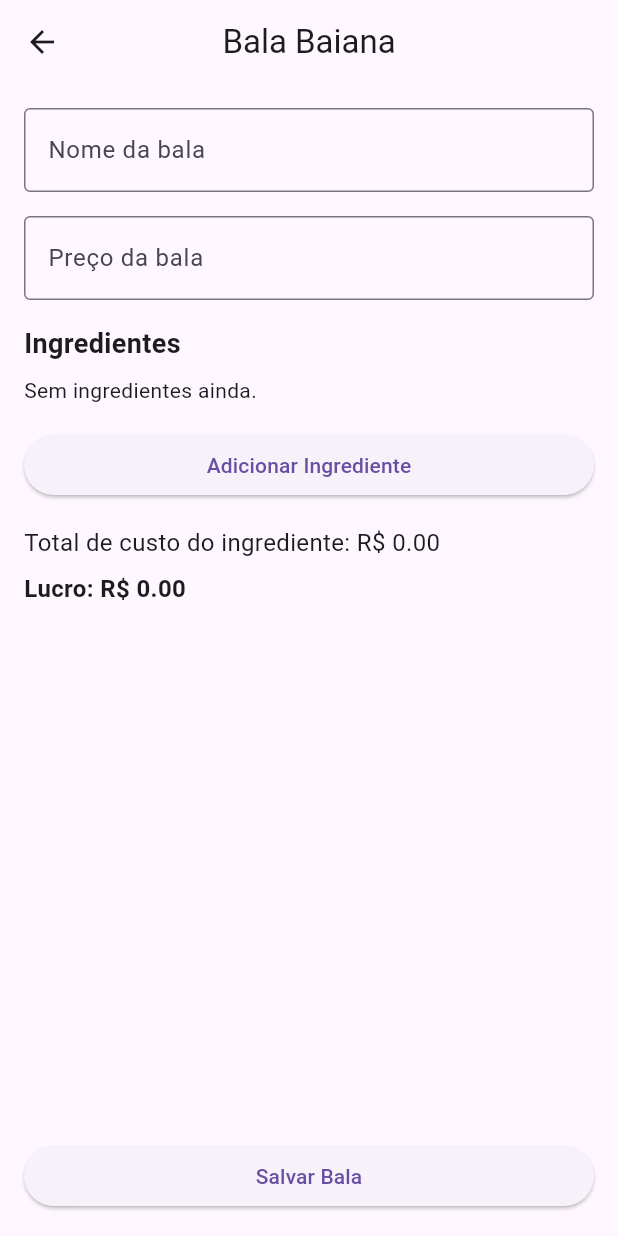
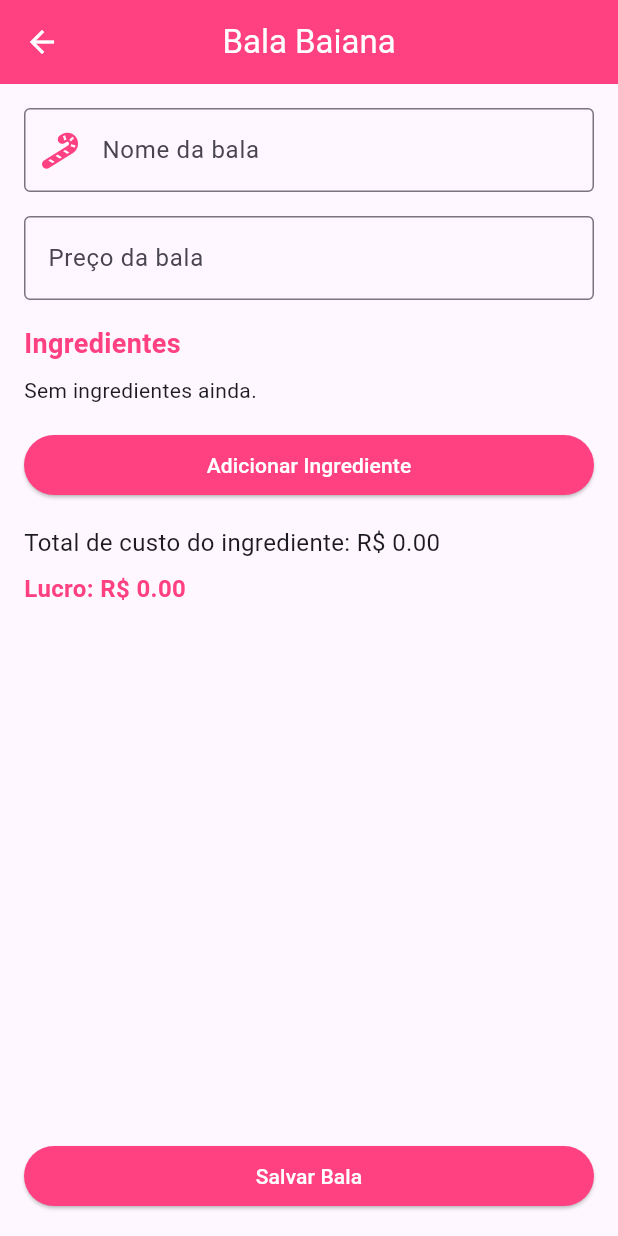
Before and after one commit to MatheusAngelicio/BalaBaiana, a Flutter app: the screen it shows after launch, after a tap on the "add" icon, on a phone screen of 412 x 824 dp. Run offline on Flutter 3.47's test engine with Material 3 defaults, Android fonts, the light colour scheme and no system bars; drawn by our look-alikes of flutter_form_builder; our stand-ins replace cloud_firestore, firebase_core, flutter_phoenix, flutter_slidable, font_awesome_flutter, get; accounts and stored records are empty.

Commit message:
refactor das pages

```diff
--- a/lib/modules/create_bullet/controller/bullet_controller.dart
+++ b/lib/modules/create_bullet/controller/bullet_controller.dart
@@ -1,3 +1,4 @@
+import 'package:bala_baiana/core/routes.dart';
 import 'package:bala_baiana/entities/bullet.dart';
 import 'package:bala_baiana/entities/ingredient.dart';
 import 'package:bala_baiana/modules/common/service/bullet_service.dart';
@@ -65,7 +66,8 @@ class BulletManagementController extends GetxController {
 
       try {
         await _bulletService.saveBullet(bulletData);
-        Get.snackbar('Sucesso', 'Bala salva com sucesso!');
+        Get.snackbar('Sucesso', '${bulletData.candyName} salva com sucesso!');
+        Get.offAllNamed(AppRoutes.listBullet);
       } catch (e) {
         print(e);
         Get.snackbar('Erro', 'Erro ao salvar a bala: $e');
--- a/lib/modules/create_bullet/page/create_bullet_page.dart
+++ b/lib/modules/create_bullet/page/create_bullet_page.dart
@@ -3,6 +3,7 @@ import 'package:bala_baiana/modules/create_bullet/widgets/add_ingredient_dialog.
 import 'package:flutter/material.dart';
 import 'package:flutter_form_builder/flutter_form_builder.dart';
 import 'package:flutter_slidable/flutter_slidable.dart';
+import 'package:font_awesome_flutter/font_awesome_flutter.dart';
 import 'package:get/get.dart';
 
 class CreateBulletPage extends StatelessWidget {
@@ -15,8 +16,10 @@ class CreateBulletPage extends StatelessWidget {
   Widget build(BuildContext context) {
     return Scaffold(
       appBar: AppBar(
-        title: const Text('Bala Baiana'),
+        backgroundColor: Colors.pinkAccent,
+        title: const Text('Bala Baiana', style: TextStyle(color: Colors.white)),
         centerTitle: true,
+        iconTheme: const IconThemeData(color: Colors.white),
       ),
       body: Padding(
         padding: const EdgeInsets.all(16.0),
@@ -25,18 +28,17 @@ class CreateBulletPage extends StatelessWidget {
           child: Column(
             crossAxisAlignment: CrossAxisAlignment.stretch,
             children: [
-              // Campo para nome da bala
               FormBuilderTextField(
                 name: 'candyName',
                 controller: controller.candyNameController,
-                decoration: const InputDecoration(
+                decoration: InputDecoration(
                   labelText: 'Nome da bala',
-                  border: OutlineInputBorder(),
+                  border: const OutlineInputBorder(),
+                  prefixIcon: const Icon(FontAwesomeIcons.candyCane,
+                      color: Colors.pinkAccent),
                 ),
               ),
               const SizedBox(height: 16),
-
-              // Campo para preço de venda
               FormBuilderTextField(
                 name: 'salePrice',
                 controller: controller.salePriceController,
@@ -52,13 +54,13 @@ class CreateBulletPage extends StatelessWidget {
                       double.tryParse(value ?? '') ?? 0.0;
                 },
               ),
-
               const SizedBox(height: 16),
               const Text('Ingredientes',
-                  style: TextStyle(fontSize: 18, fontWeight: FontWeight.bold)),
+                  style: TextStyle(
+                      fontSize: 18,
+                      fontWeight: FontWeight.bold,
+                      color: Colors.pinkAccent)),
               const SizedBox(height: 8),
-
-              // Lista de ingredientes
               Obx(
                 () => controller.ingredients.isEmpty
                     ? const Text('Sem ingredientes ainda.')
@@ -96,7 +98,6 @@ class CreateBulletPage extends StatelessWidget {
                         ),
                       ),
               ),
-
               const SizedBox(height: 16),
               ElevatedButton(
                 onPressed: () {
@@ -109,9 +110,13 @@ class CreateBulletPage extends StatelessWidget {
                     ),
                   );
                 },
-                child: const Text('Adicionar Ingrediente'),
+                style: ElevatedButton.styleFrom(
+                    backgroundColor: Colors.pinkAccent),
+                child: const Text(
+                  'Adicionar Ingrediente',
+                  style: TextStyle(color: Colors.white),
+                ),
               ),
-
               const SizedBox(height: 16),
               Obx(
                 () => Text(
@@ -124,7 +129,9 @@ class CreateBulletPage extends StatelessWidget {
                 () => Text(
                   'Lucro: R\$ ${controller.calculateProfit().toStringAsFixed(2)}',
                   style: const TextStyle(
-                      fontSize: 16, fontWeight: FontWeight.bold),
+                      fontSize: 16,
+                      fontWeight: FontWeight.bold,
+                      color: Colors.pinkAccent),
                 ),
               ),
               const Spacer(),
@@ -134,7 +141,12 @@ class CreateBulletPage extends StatelessWidget {
                     : () => controller.saveBulletToFirestore(),
                 child: controller.isLoading.value
                     ? const CircularProgressIndicator()
-                    : const Text('Salvar Bala'),
+                    : const Text(
+                        'Salvar Bala',
+                        style: TextStyle(color: Colors.white),
+                      ),
+                style: ElevatedButton.styleFrom(
+                    backgroundColor: Colors.pinkAccent),
               ),
             ],
           ),
--- a/lib/modules/list_bullet/page/list_bullet_page.dart
+++ b/lib/modules/list_bullet/page/list_bullet_page.dart
@@ -1,6 +1,7 @@
 import 'package:bala_baiana/modules/list_bullet/controller/list_bullet_controller.dart';
 import 'package:flutter/material.dart';
 import 'package:get/get.dart';
+import 'package:font_awesome_flutter/font_awesome_flutter.dart';
 
 class ListBulletPage extends StatelessWidget {
   ListBulletPage({super.key});
@@ -11,10 +12,12 @@ class ListBulletPage extends StatelessWidget {
   Widget build(BuildContext context) {
     return Scaffold(
       appBar: AppBar(
-        title: const Text('Lista de Balas'),
+        backgroundColor: Colors.pinkAccent,
+        title:
+            const Text('Lista de Balas', style: TextStyle(color: Colors.white)),
         actions: [
           IconButton(
-            icon: const Icon(Icons.add),
+            icon: const Icon(Icons.add, color: Colors.white),
             onPressed: () {
               controller.navigateToCreateBulletPage();
             },
@@ -25,7 +28,9 @@ class ListBulletPage extends StatelessWidget {
         if (controller.loading.value) {
           return const Center(child: CircularProgressIndicator());
         } else if (controller.bullets.isEmpty) {
-          return const Center(child: Text('Nenhuma bala encontrado.'));
+          return const Center(
+              child: Text('Nenhuma bala encontrada.',
+                  style: TextStyle(color: Colors.pinkAccent)));
         } else {
           return ListView.builder(
             itemCount: controller.bullets.length,
@@ -33,33 +38,47 @@ class ListBulletPage extends StatelessWidget {
               final bullet = controller.bullets[index];
               return Card(
                 margin: const EdgeInsets.symmetric(vertical: 8, horizontal: 16),
-                elevation: 4,
+                elevation: 8,
+                shape: RoundedRectangleBorder(
+                    borderRadius: BorderRadius.circular(15)),
+                color: Colors.pink[50],
                 child: Padding(
                   padding: const EdgeInsets.all(16.0),
                   child: Column(
                     crossAxisAlignment: CrossAxisAlignment.start,
                     children: [
                       Center(
-                        child: Text(
-                          bullet.candyName,
-                          style: TextStyle(
-                              fontWeight: FontWeight.bold, fontSize: 18),
+                        child: Row(
+                          mainAxisAlignment: MainAxisAlignment.center,
+                          children: [
+                            const FaIcon(FontAwesomeIcons.candyCane,
+                                color: Colors.pinkAccent),
+                            const SizedBox(width: 8),
+                            Text(
+                              bullet.candyName,
+                              style: TextStyle(
+                                  fontWeight: FontWeight.bold,
+                                  fontSize: 20,
+                                  color: Colors.pink[800]),
+                            ),
+                          ],
                         ),
                       ),
+                      const SizedBox(height: 12),
                       Text(
                         'Custo Total',
                         style: const TextStyle(
                           fontSize: 16,
-                          color: Colors.grey,
+                          color: Colors.redAccent,
                           fontWeight: FontWeight.bold,
                         ),
                       ),
-                      const SizedBox(height: 8),
+                      const SizedBox(height: 4),
                       Text(
                         'R\$${bullet.totalCost.toStringAsFixed(2)}',
                         style: const TextStyle(
                           fontSize: 16,
-                          color: Colors.grey,
+                          color: Colors.redAccent,
                         ),
                       ),
                       const SizedBox(height: 8),
@@ -67,7 +86,7 @@ class ListBulletPage extends StatelessWidget {
                         'Preço de Venda',
                         style: const TextStyle(
                           fontSize: 16,
-                          color: Colors.blue,
+                          color: Colors.green,
                           fontWeight: FontWeight.bold,
                         ),
                       ),
@@ -75,7 +94,7 @@ class ListBulletPage extends StatelessWidget {
                         'R\$${bullet.salePrice.toStringAsFixed(2)}',
                         style: const TextStyle(
                           fontSize: 16,
-                          color: Colors.blue,
+                          color: Colors.green,
                         ),
                       ),
                       const SizedBox(height: 8),
--- a/pubspec.yaml
+++ b/pubspec.yaml
@@ -17,6 +17,7 @@ dependencies:
 
   flutter_form_builder: ^9.5.0
   flutter_slidable: ^3.1.1
+  font_awesome_flutter: ^10.7.0
 
   # FIREBASE
   firebase_core: ^2.4.1
```
Also changed, not shown: pubspec.lock.
